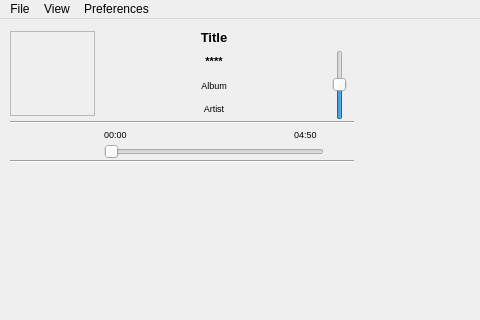
First picture: the form in trunk/GUI/GUI_Simpleplayer.ui, repository shahid334/sayonara-player, before the edit; both pictures show x 0 to 480 and y 0 to 320 of the 1000 by 654 pixel window.
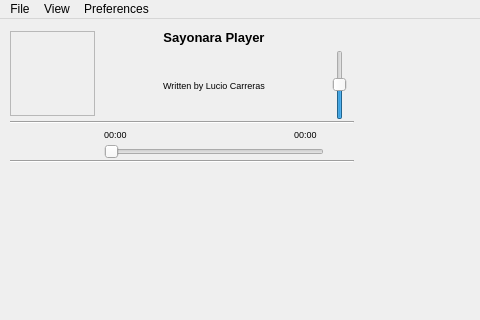
Second picture: the form after the edit. Icons and pictures are not drawn.

```diff
--- a/trunk/GUI/GUI_Simpleplayer.ui
+++ b/trunk/GUI/GUI_Simpleplayer.ui
@@ -243,7 +243,7 @@
        <set>Qt::ImhNone</set>
       </property>
       <property name="text">
-       <string>Title</string>
+       <string>Sayonara Player</string>
       </property>
       <property name="textFormat">
        <enum>Qt::PlainText</enum>
@@ -279,7 +279,7 @@
        <string notr="true"/>
       </property>
       <property name="text">
-       <string>****</string>
+       <string/>
       </property>
       <property name="alignment">
        <set>Qt::AlignCenter</set>
@@ -297,7 +297,7 @@
        <string notr="true"/>
       </property>
       <property name="text">
-       <string>Album</string>
+       <string>Written by Lucio Carreras</string>
       </property>
       <property name="alignment">
        <set>Qt::AlignCenter</set>
@@ -324,7 +324,7 @@
        <enum>QFrame::Plain</enum>
       </property>
       <property name="text">
-       <string>Artist</string>
+       <string/>
       </property>
       <property name="textFormat">
        <enum>Qt::AutoText</enum>
@@ -469,7 +469,7 @@
        </font>
       </property>
       <property name="text">
-       <string>04:50</string>
+       <string>00:00</string>
       </property>
      </widget>
     </item>
```
